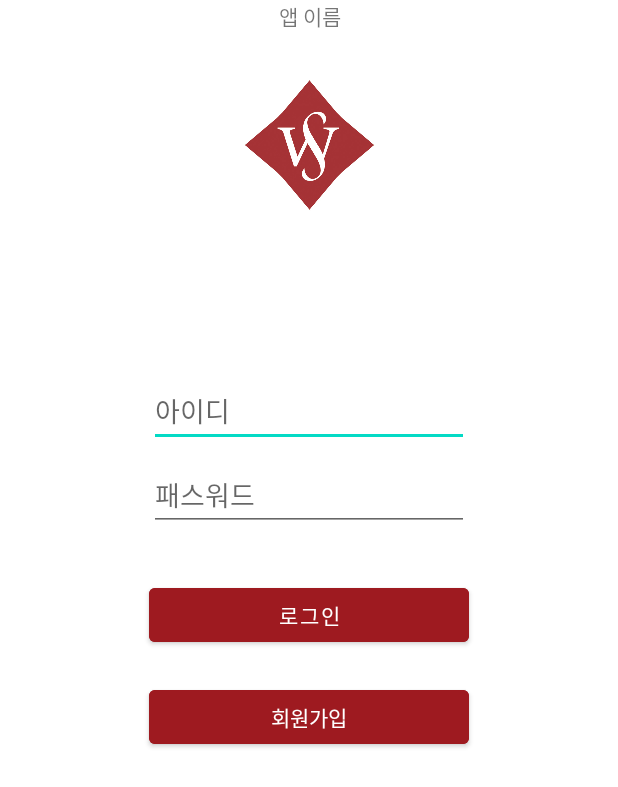
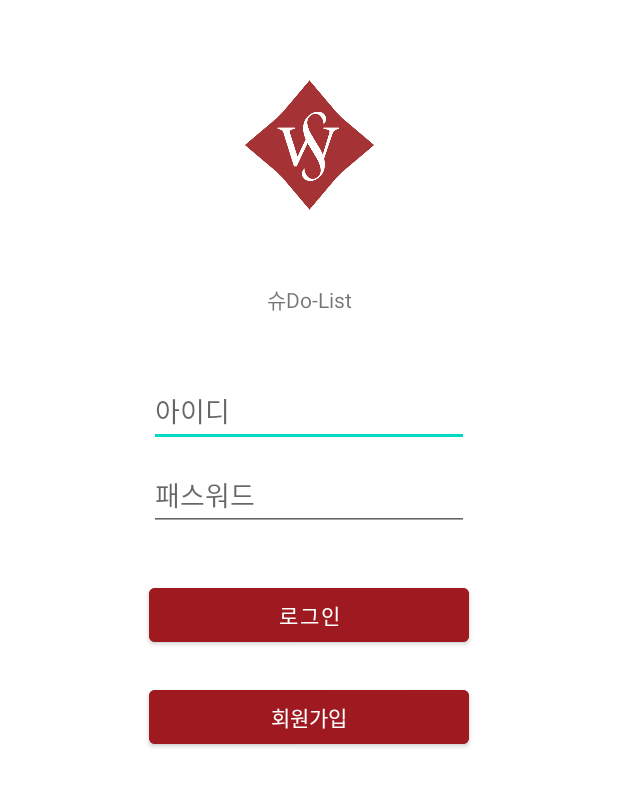
Before and after one commit to cje172/guru2-android-swuDoList, an Android app: the layout activity_login.xml on its own in the app's theme, with its tools: preview values and no code run, on a phone screen of 412 x 824 dp. Shown: the top 787 px of the screen. Run offline under Robolectric (Android 15) with nearby library versions, the phone set to English and light mode, and no system bars.

Commit message:
시작화면 설정

```diff
--- a/app/src/main/java/com/example/guru/register.kt
+++ b/app/src/main/java/com/example/guru/register.kt
@@ -16,10 +16,13 @@ class register : AppCompatActivity() {
         btn_register1 = findViewById(R.id.btn_register1)
 
         btn_register1.setOnClickListener {
-        var intent = Intent(this, Login:: class.java)
+            var intent = Intent(this, Login::class.java)
             startActivity(intent)
 
         }
 
+        btn_register1.setOnClickListener {
+            Toast.makeText(this@register, "토스트 메세지 띄우기 입니다.", Toast.LENGTH_SHORT).show()
         }
     }
+    }
--- a/app/src/main/res/layout/activity_login.xml
+++ b/app/src/main/res/layout/activity_login.xml
@@ -77,11 +77,12 @@
         android:id="@+id/textView"
         android:layout_width="wrap_content"
         android:layout_height="wrap_content"
-        android:fontFamily="@font/nanumsquareroundb"
-        android:text="앱 이름"
+        android:layout_marginTop="4dp"
+        android:layout_marginBottom="45dp"
+        android:text="슈Do-List"
+        app:layout_constraintBottom_toTopOf="@+id/et_id"
         app:layout_constraintEnd_toEndOf="parent"
-        app:layout_constraintHorizontal_bias="0.501"
         app:layout_constraintStart_toStartOf="parent"
-        tools:layout_editor_absoluteY="161dp"
-        tools:ignore="MissingConstraints" />
+        app:layout_constraintTop_toBottomOf="@+id/imageView" />
+
 </androidx.constraintlayout.widget.ConstraintLayout>
--- a/app/src/main/res/values/strings.xml
+++ b/app/src/main/res/values/strings.xml
@@ -1,3 +1,4 @@
 <resources>
     <string name="app_name">Guru</string>
+    <string name="do_list">슈Do-List</string>
 </resources>
```
Also changed, not shown: app/src/main/AndroidManifest.xml (+7 -4 lines), app/src/main/java/com/example/guru/Login.kt (+8 -1 lines). Lines whose indentation alone changed are shown as unchanged.
